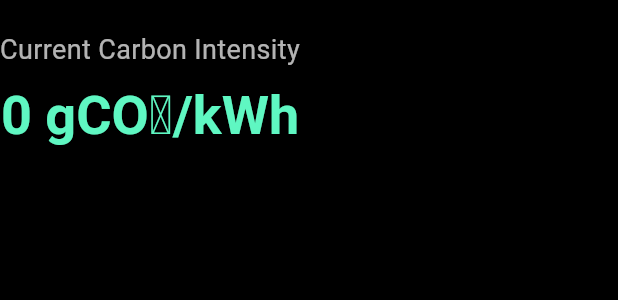
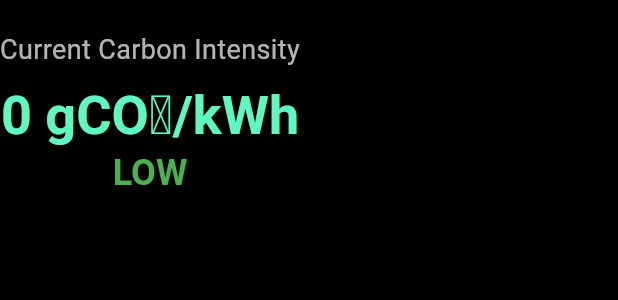
Before and after one commit to kwancer/carbon_intensity_dashboard, a Flutter app: the CurrentIntensityWidget widget shown alone on an empty page, opened directly with empty values, on a phone screen of 412 x 824 dp. Shown: the top 300 px of the screen. Run offline on Flutter 3.47's test engine with Material 3 defaults, Android fonts, the phone set to English and light mode, and no system bars; our stand-ins replace fl_chart; network calls fail.

```diff
--- a/lib/main.dart
+++ b/lib/main.dart
@@ -134,7 +134,11 @@ class DashboardPage extends StatelessWidget {
           children: <Widget>[
             currentIntensity == 0
                 ? const CircularProgressIndicator()
-                : CurrentIntensityWidget(currentIntensity: currentIntensity),
+                : CurrentIntensityWidget(
+                  currentIntensity: currentIntensity,
+                  maxToday: maxToday,
+                  minToday: minToday,
+                  ),
             const SizedBox(height: 20),
             Expanded(
               child: IntensityGraph(
@@ -152,14 +156,31 @@ class DashboardPage extends StatelessWidget {
 
 class CurrentIntensityWidget extends StatelessWidget {
   final int currentIntensity;
+  final int maxToday;
+  final int minToday;
 
   const CurrentIntensityWidget({
     super.key,
     required this.currentIntensity,
+    required this.maxToday,
+    required this.minToday,
   });
+
+
+  String getIntensityLevel() {
+    if (currentIntensity <= minToday + (maxToday - minToday) / 3) {
+      return 'LOW';
+    } else if (currentIntensity <= minToday + 2 * (maxToday - minToday) / 3) {
+      return 'MEDIUM';
+    } else {
+      return 'HIGH';
+    }
+  }
 
   @override
   Widget build(BuildContext context) {
+
+
     return Column(
       children: [
         const SizedBox(height: 20),
@@ -178,6 +199,19 @@ class CurrentIntensityWidget extends StatelessWidget {
                 color: Theme.of(context).primaryColor,
                 fontWeight: FontWeight.bold,
                 fontSize: 36,
+              ),
+          textAlign: TextAlign.center,
+        ),
+        Text(
+          getIntensityLevel(),
+          style: Theme.of(context).textTheme.headlineSmall?.copyWith(
+          color: getIntensityLevel() == 'LOW'
+              ? Colors.green
+              : getIntensityLevel() == 'MEDIUM'
+            ? Colors.yellow
+            : Colors.red,
+          fontWeight: FontWeight.bold,
+          fontSize: 24,
               ),
           textAlign: TextAlign.center,
         ),
```
Also changed, not shown: 1 other file.
